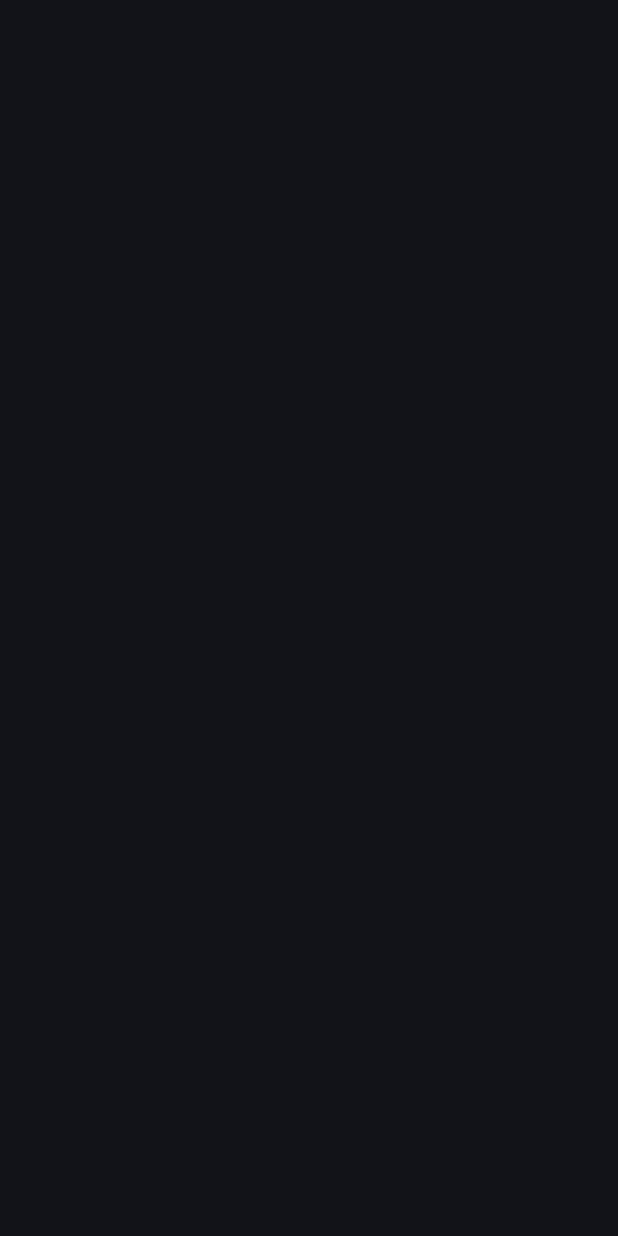
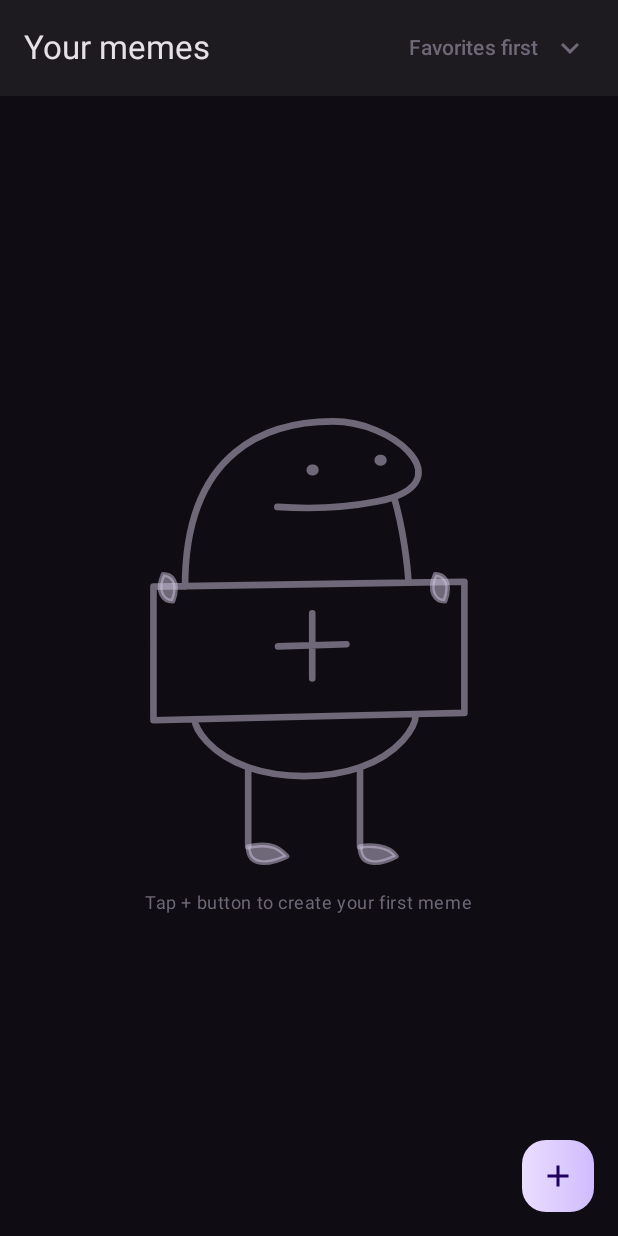
Before and after one commit to JesusHzC/master-meme, an Android app built with Jetpack Compose: the screen it shows after launch (MainActivity), on a phone screen of 412 x 824 dp. Before the commit the screen is empty. Run offline under Robolectric (Android 15) with nearby library versions, the phone set to English and light mode, and no system bars.

Commit message:
Ui Home Screen with empty data

```diff
--- a/app/src/main/java/com/jesushz/mastermeme/MainActivity.kt
+++ b/app/src/main/java/com/jesushz/mastermeme/MainActivity.kt
@@ -4,10 +4,6 @@ import android.os.Bundle
 import androidx.activity.ComponentActivity
 import androidx.activity.compose.setContent
 import androidx.activity.enableEdgeToEdge
-import androidx.compose.foundation.layout.fillMaxSize
-import androidx.compose.material3.MaterialTheme
-import androidx.compose.material3.Surface
-import androidx.compose.ui.Modifier
 import androidx.core.splashscreen.SplashScreen.Companion.installSplashScreen
 import androidx.navigation.compose.rememberNavController
 import com.jesushz.mastermeme.core.presentation.designsystem.theme.MasterMemeTheme
@@ -20,15 +16,9 @@ class MainActivity : ComponentActivity() {
         setContent {
             MasterMemeTheme {
                 val navController = rememberNavController()
-                Surface(
-                    modifier = Modifier
-                        .fillMaxSize(),
-                    color = MaterialTheme.colorScheme.background
-                ) {
-                    NavigationRoot(
-                        navController = navController
-                    )
-                }
+                NavigationRoot(
+                    navController = navController
+                )
             }
         }
     }
--- a/app/src/main/java/com/jesushz/mastermeme/MasterMemeApp.kt
+++ b/app/src/main/java/com/jesushz/mastermeme/MasterMemeApp.kt
@@ -1,6 +1,7 @@
 package com.jesushz.mastermeme
 
 import android.app.Application
+import com.jesushz.mastermeme.home.di.homeModule
 import org.koin.android.ext.koin.androidContext
 import org.koin.android.ext.koin.androidLogger
 import org.koin.core.context.startKoin
@@ -12,6 +13,7 @@ class MasterMemeApp: Application() {
         startKoin {
             androidLogger()
             androidContext(this@MasterMemeApp)
+            modules(homeModule)
         }
     }
 
--- /dev/null
+++ b/app/src/main/java/com/jesushz/mastermeme/core/presentation/designsystem/components/MasterMemeScaffold.kt
@@ -0,0 +1,54 @@
+package com.jesushz.mastermeme.core.presentation.designsystem.components
+
+import androidx.compose.foundation.background
+import androidx.compose.foundation.layout.PaddingValues
+import androidx.compose.material.icons.Icons
+import androidx.compose.material.icons.filled.Add
+import androidx.compose.material3.FabPosition
+import androidx.compose.material3.FloatingActionButtonDefaults
+import androidx.compose.material3.Icon
+import androidx.compose.material3.IconButton
+import androidx.compose.material3.IconButtonDefaults
+import androidx.compose.material3.MaterialTheme
+import androidx.compose.material3.Scaffold
+import androidx.compose.runtime.Composable
+import androidx.compose.ui.Modifier
+import androidx.compose.ui.res.stringResource
+import com.jesushz.mastermeme.R
+import com.jesushz.mastermeme.core.presentation.designsystem.theme.PrimaryGradient
+
+@Composable
+fun MasterMemeScaffold(
+    showFabButton: Boolean = false,
+    onFabButtonClick: () -> Unit = {},
+    topBar: @Composable () -> Unit = {},
+    content: @Composable (PaddingValues) -> Unit,
+) {
+    Scaffold(
+        topBar = topBar,
+        floatingActionButton = {
+            if (showFabButton) {
+                IconButton(
+                    onClick = onFabButtonClick,
+                    modifier = Modifier
+                        .background(
+                            brush = PrimaryGradient,
+                            shape = FloatingActionButtonDefaults.shape
+                        ),
+                    colors = IconButtonDefaults.iconButtonColors(
+                        contentColor = MaterialTheme.colorScheme.onPrimary
+                    )
+                ) {
+                    Icon(
+                        imageVector = Icons.Default.Add,
+                        contentDescription = stringResource(R.string.create_meme),
+                    )
+                }
+            }
+        },
+        floatingActionButtonPosition = FabPosition.End,
+        containerColor = MaterialTheme.colorScheme.background
+    ) { innerPadding ->
+        content(innerPadding)
+    }
+}
--- a/app/src/main/java/com/jesushz/mastermeme/core/presentation/designsystem/theme/Color.kt
+++ b/app/src/main/java/com/jesushz/mastermeme/core/presentation/designsystem/theme/Color.kt
@@ -1,10 +1,17 @@
 package com.jesushz.mastermeme.core.presentation.designsystem.theme
 
+import androidx.compose.ui.graphics.Brush
 import androidx.compose.ui.graphics.Color
 
 val Primary = Color(0xFFEADDFF)
 val OnPrimary = Color(0xFF21005D)
 val Background = Color(0xFF0F0D13)
-val OnBackground = Color(0xFFE6E0E9)
+val OnBackground = Color(0xFF6E6878)
 val Surface = Color(0xFF1D1B20)
 val OnSurface = Color(0xFFE6E0E9)
+
+val primaryGradientColors = listOf(
+    Color(0xFFEADDFF),
+    Color(0xFFD0BCFE),
+)
+val PrimaryGradient = Brush.horizontalGradient(primaryGradientColors)
--- a/app/src/main/java/com/jesushz/mastermeme/core/presentation/designsystem/theme/Theme.kt
+++ b/app/src/main/java/com/jesushz/mastermeme/core/presentation/designsystem/theme/Theme.kt
@@ -19,21 +19,10 @@ private val MasterMemeColorScheme = darkColorScheme(
 
 @Composable
 fun MasterMemeTheme(
-    darkTheme: Boolean = true,
-    // Dynamic color is available on Android 12+
-    dynamicColor: Boolean = true,
     content: @Composable () -> Unit
 ) {
-    val colorScheme = when {
-        dynamicColor && Build.VERSION.SDK_INT >= Build.VERSION_CODES.S -> {
-            val context = LocalContext.current
-            if (darkTheme) dynamicDarkColorScheme(context) else dynamicLightColorScheme(context)
-        }
-        else -> MasterMemeColorScheme
-    }
-
     MaterialTheme(
-        colorScheme = colorScheme,
+        colorScheme = MasterMemeColorScheme,
         typography = Typography,
         content = content
     )
--- /dev/null
+++ b/app/src/main/java/com/jesushz/mastermeme/home/data/models/DropdownOptions.kt
@@ -0,0 +1,6 @@
+package com.jesushz.mastermeme.home.data.models
+
+enum class DropdownMenu {
+    FAVORITES,
+    NEWEST,
+}
--- /dev/null
+++ b/app/src/main/java/com/jesushz/mastermeme/home/di/HomeModule.kt
@@ -0,0 +1,9 @@
+package com.jesushz.mastermeme.home.di
+
+import com.jesushz.mastermeme.home.presentation.HomeViewModel
+import org.koin.core.module.dsl.viewModelOf
+import org.koin.dsl.module
+
+val homeModule = module {
+    viewModelOf(::HomeViewModel)
+}
--- a/app/src/main/java/com/jesushz/mastermeme/home/presentation/HomScreen.kt
+++ b/app/src/main/java/com/jesushz/mastermeme/home/presentation/HomScreen.kt
@@ -1,19 +1,114 @@
 package com.jesushz.mastermeme.home.presentation
 
+import androidx.compose.foundation.Image
+import androidx.compose.foundation.layout.Box
+import androidx.compose.foundation.layout.Column
+import androidx.compose.foundation.layout.Spacer
+import androidx.compose.foundation.layout.fillMaxSize
+import androidx.compose.foundation.layout.height
+import androidx.compose.foundation.layout.padding
+import androidx.compose.material3.MaterialTheme
+import androidx.compose.material3.Text
 import androidx.compose.runtime.Composable
+import androidx.compose.runtime.getValue
+import androidx.compose.ui.Alignment
+import androidx.compose.ui.Modifier
+import androidx.compose.ui.layout.ContentScale
+import androidx.compose.ui.res.painterResource
+import androidx.compose.ui.res.stringResource
 import androidx.compose.ui.tooling.preview.Preview
+import androidx.compose.ui.unit.dp
+import androidx.lifecycle.compose.collectAsStateWithLifecycle
+import com.jesushz.mastermeme.R
+import com.jesushz.mastermeme.home.presentation.components.HomeTopBar
+import com.jesushz.mastermeme.core.presentation.designsystem.components.MasterMemeScaffold
+import com.jesushz.mastermeme.core.presentation.designsystem.theme.MasterMemeTheme
+import com.jesushz.mastermeme.home.presentation.components.HomeBottomSheet
+import org.koin.androidx.compose.koinViewModel
 
 @Composable
-fun HomeScreenRoot() {
-
+fun HomeScreenRoot(
+    viewModel: HomeViewModel = koinViewModel()
+) {
+    val state by viewModel.state.collectAsStateWithLifecycle()
+    HomeScreen(
+        state = state,
+        onAction = viewModel::onAction
+    )
 }
 
 @Composable
-private fun HomeScreen() {
+private fun HomeScreen(
+    state: HomeState,
+    onAction: (HomeAction) -> Unit
+) {
+    HomeBottomSheet(
+        showBottomSheet = state.showBottomSheet,
+        onDismissBottomSheet = {
+            onAction(HomeAction.OnDismissBottomSheet)
+        }
+    )
+    MasterMemeScaffold(
+        showFabButton = true,
+        onFabButtonClick = {
+            onAction(HomeAction.OnFabButtonClick)
+        },
+        topBar = {
+            HomeTopBar(
+                menuIsExpanded = state.dropdownIsExpanded,
+                menuSelected = state.menuSelected,
+                onDropdownMenuSelected = {
+                    onAction(HomeAction.OnDropDownMenuSelected(it))
+                },
+                onDropdownMenuExpanded = {
+                    onAction(HomeAction.OnDropdownMenuExpanded)
+                },
+                onDropdownMenuDismiss = {
+                    onAction(HomeAction.OnDropdownMenuDismiss)
+                },
+            )
+        }
+    ) { innerPadding ->
+        EmptyList(
+            modifier = Modifier
+                .fillMaxSize()
+                .padding(innerPadding)
+        )
+    }
+}
+
+@Composable
+private fun EmptyList(modifier: Modifier = Modifier) {
+    Box(
+        modifier = modifier,
+        contentAlignment = Alignment.Center
+    ) {
+        Column(
+            horizontalAlignment = Alignment.CenterHorizontally
+        ) {
+            Image(
+                painter = painterResource(id = R.drawable.empty_data),
+                contentDescription = null,
+                modifier = Modifier
+                    .height(300.dp),
+                contentScale = ContentScale.FillHeight
+            )
+            Spacer(modifier = Modifier.height(16.dp))
+            Text(
+                text = stringResource(R.string.tap_to_create_new_meme),
+                style = MaterialTheme.typography.bodySmall
+            )
+        }
+    }
 }
 
 @Preview
 @Composable
 private fun HomeScreenPreview() {
-    HomeScreen()
+    MasterMemeTheme {
+        HomeScreen(
+            state = HomeState(),
+            onAction = {}
+        )
+    }
 }
--- /dev/null
+++ b/app/src/main/java/com/jesushz/mastermeme/home/presentation/HomeAction.kt
@@ -0,0 +1,13 @@
+package com.jesushz.mastermeme.home.presentation
+
+import com.jesushz.mastermeme.home.data.models.DropdownMenu
+
+sealed interface HomeAction {
+
+    data object OnFabButtonClick: HomeAction
+    data object OnDismissBottomSheet: HomeAction
+    data class OnDropDownMenuSelected(val menu: DropdownMenu): HomeAction
+    data object OnDropdownMenuExpanded: HomeAction
+    data object OnDropdownMenuDismiss: HomeAction
+
+}
--- /dev/null
+++ b/app/src/main/java/com/jesushz/mastermeme/home/presentation/HomeState.kt
@@ -0,0 +1,10 @@
+package com.jesushz.mastermeme.home.presentation
+
+import com.jesushz.mastermeme.home.data.models.DropdownMenu
+
+data class HomeState(
+    val showBottomSheet: Boolean = false,
+    val dropdownIsExpanded: Boolean = false,
+    val menuSelected: DropdownMenu = DropdownMenu.FAVORITES,
+
+)
--- /dev/null
+++ b/app/src/main/java/com/jesushz/mastermeme/home/presentation/HomeViewModel.kt
@@ -0,0 +1,63 @@
+package com.jesushz.mastermeme.home.presentation
+
+import androidx.lifecycle.ViewModel
+import com.jesushz.mastermeme.home.data.models.DropdownMenu
+import kotlinx.coroutines.flow.MutableStateFlow
+import kotlinx.coroutines.flow.asStateFlow
+import kotlinx.coroutines.flow.update
+
+class HomeViewModel: ViewModel() {
+
+    private val _state = MutableStateFlow(HomeState())
+    val state = _state.asStateFlow()
+
+    fun onAction(action: HomeAction) {
+        when (action) {
+            HomeAction.OnFabButtonClick -> {
+                _state.update {
+                    it.copy(
+                        showBottomSheet = true
+                    )
+                }
+            }
+            HomeAction.OnDismissBottomSheet -> {
+                _state.update {
+                    it.copy(
+                        showBottomSheet = false
+                    )
+                }
+            }
+            is HomeAction.OnDropDownMenuSelected -> {
+                _state.update {
+                    it.copy(
+                        dropdownIsExpanded = false,
+                        menuSelected = action.menu
+                    )
+                }
+                when (action.menu) {
+                    DropdownMenu.FAVORITES -> {
+                        // TODO()
+                    }
+                    DropdownMenu.NEWEST -> {
+                        // TODO()
+                    }
+                }
+            }
+            HomeAction.OnDropdownMenuDismiss -> {
+                _state.update {
+                    it.copy(
+                        dropdownIsExpanded = false
+                    )
+                }
+            }
+            HomeAction.OnDropdownMenuExpanded -> {
+                _state.update {
+                    it.copy(
+                        dropdownIsExpanded = true
+                    )
+                }
+            }
+        }
+    }
+
+}
--- /dev/null
+++ b/app/src/main/java/com/jesushz/mastermeme/home/presentation/components/HomeBottomSheet.kt
@@ -0,0 +1,27 @@
+@file:OptIn(ExperimentalMaterial3Api::class)
+
+package com.jesushz.mastermeme.home.presentation.components
+
+import androidx.compose.material3.ExperimentalMaterial3Api
+import androidx.compose.material3.ModalBottomSheet
+import androidx.compose.material3.rememberModalBottomSheetState
+import androidx.compose.runtime.Composable
+import androidx.compose.runtime.rememberCoroutineScope
+
+@Composable
+fun HomeBottomSheet(
+    showBottomSheet: Boolean,
+    onDismissBottomSheet: () -> Unit,
+) {
+    val sheetState = rememberModalBottomSheetState()
+    val scope = rememberCoroutineScope()
+
+    if (showBottomSheet) {
+        ModalBottomSheet(
+            onDismissRequest = onDismissBottomSheet,
+            sheetState = sheetState
+        ) {
+
+        }
+    }
+}
--- /dev/null
+++ b/app/src/main/java/com/jesushz/mastermeme/home/presentation/components/HomeTopBar.kt
@@ -0,0 +1,113 @@
+@file:OptIn(ExperimentalMaterial3Api::class)
+
+package com.jesushz.mastermeme.home.presentation.components
+
+import androidx.compose.foundation.clickable
+import androidx.compose.foundation.layout.Arrangement
+import androidx.compose.foundation.layout.Box
+import androidx.compose.foundation.layout.Row
+import androidx.compose.foundation.layout.Spacer
+import androidx.compose.foundation.layout.padding
+import androidx.compose.foundation.layout.width
+import androidx.compose.material.icons.Icons
+import androidx.compose.material.icons.filled.KeyboardArrowDown
+import androidx.compose.material3.DropdownMenu
+import androidx.compose.material3.DropdownMenuItem
+import androidx.compose.material3.ExperimentalMaterial3Api
+import androidx.compose.material3.Icon
+import androidx.compose.material3.MaterialTheme
+import androidx.compose.material3.Text
+import androidx.compose.material3.TopAppBar
+import androidx.compose.material3.TopAppBarDefaults
+import androidx.compose.runtime.Composable
+import androidx.compose.runtime.getValue
+import androidx.compose.runtime.mutableIntStateOf
+import androidx.compose.runtime.remember
+import androidx.compose.runtime.setValue
+import androidx.compose.ui.Alignment
+import androidx.compose.ui.Modifier
+import androidx.compose.ui.layout.onSizeChanged
+import androidx.compose.ui.platform.LocalDensity
+import androidx.compose.ui.res.stringResource
+import androidx.compose.ui.unit.dp
+import com.jesushz.mastermeme.R
+import com.jesushz.mastermeme.home.data.models.DropdownMenu
+import kotlin.math.max
+
+@Composable
+fun HomeTopBar(
+    menuIsExpanded: Boolean = false,
+    menuSelected: DropdownMenu,
+    onDropdownMenuSelected: (DropdownMenu) -> Unit,
+    onDropdownMenuExpanded: () -> Unit,
+    onDropdownMenuDismiss: () -> Unit
+) {
+    var menuMaxWidth by remember {
+        mutableIntStateOf(0)
+    }
+    val menuMaxWidthDp = with(LocalDensity.current) { menuMaxWidth.toDp() }
+
+    TopAppBar(
+        colors = TopAppBarDefaults.topAppBarColors(
+            containerColor = MaterialTheme.colorScheme.surface
+        ),
+        title = {
+            Text(
+                text = stringResource(R.string.your_memes),
+                style = MaterialTheme.typography.titleLarge
+            )
+        },
+        actions = {
+            Box(
+                modifier = Modifier.padding(16.dp)
+            ) {
+                Row(
+                    verticalAlignment = Alignment.CenterVertically,
+                    horizontalArrangement = Arrangement.Center,
+                    modifier = Modifier
+                        .clickable { onDropdownMenuExpanded() }
+                        .onSizeChanged { size ->
+                            menuMaxWidth = max(menuMaxWidth, size.width)
+                        }
+                ) {
+                    Text(
+                        text = when (menuSelected) {
+                            DropdownMenu.FAVORITES -> stringResource(R.string.favorites_first)
+                            DropdownMenu.NEWEST -> stringResource(R.string.newest_first)
+                        },
+                        style = MaterialTheme.typography.titleSmall,
+                        color = MaterialTheme.colorScheme.onBackground
+                    )
+                    Spacer(modifier = Modifier.width(8.dp))
+                    Icon(
+                        imageVector = Icons.Default.KeyboardArrowDown,
+                        contentDescription = null,
+                        tint = MaterialTheme.colorScheme.onBackground
+                    )
+                }
+                DropdownMenu(
+                    expanded = menuIsExpanded,
+                    onDismissRequest = onDropdownMenuDismiss,
+                    modifier = Modifier.width(menuMaxWidthDp)
+                ) {
+                    DropdownMenu.entries.forEach { option ->
+                        DropdownMenuItem(
+                            text = {
+                                Text(
+                                    text = when (option) {
+                                        DropdownMenu.FAVORITES -> stringResource(R.string.favorites_first)
+                                        DropdownMenu.NEWEST -> stringResource(R.string.newest_first)
+                                    },
+                                    style = MaterialTheme.typography.titleSmall
+                                )
+                            },
+                            onClick = {
+                                onDropdownMenuSelected(option)
+                            }
+                        )
+                    }
+                }
+            }
+        }
+    )
+}
--- /dev/null
+++ b/app/src/main/res/drawable/empty_data.xml
@@ -0,0 +1,57 @@
+<vector xmlns:android="http://schemas.android.com/apk/res/android"
+    android:width="145dp"
+    android:height="204dp"
+    android:viewportWidth="145"
+    android:viewportHeight="204">
+  <path
+      android:pathData="M16.34,76.89C16.34,14.11 54.88,2 83.51,2C110.01,2 138.4,26.53 111.04,36.29M58.18,40.75C71.37,41.71 87.22,41.48 103.33,38.34C106.29,37.77 108.85,37.08 111.04,36.29M20.74,137.02L2.02,137.46V76.89L117.65,75.08M20.74,137.02L120.96,134.67M20.74,137.02C20.74,141.3 27.58,152.76 44.97,158.85M120.96,134.67L142.98,134.15V74.68L117.65,75.08M120.96,134.67C120.96,140.61 113.49,152.63 95.66,158.85M44.97,158.85C51.74,161.23 60.11,162.79 70.3,162.79C80.4,162.79 88.79,161.25 95.66,158.85M44.97,158.85V194.72M95.66,158.85V194.72M111.04,36.29C115.45,51.15 117.29,68.34 117.65,75.08M74,89V118.5M58.5,104L89.5,103"
+      android:strokeAlpha="0.5"
+      android:strokeLineJoin="round"
+      android:strokeWidth="2.9992"
+      android:fillColor="#00000000"
+      android:strokeColor="#CCC2DC"
+      android:fillAlpha="0.5"
+      android:strokeLineCap="round"/>
+  <path
+      android:pathData="M44.97,194.72C55.98,192.52 59.28,195.82 62.59,199.13C56.72,202.06 44.97,205.29 44.97,194.72Z"
+      android:strokeAlpha="0.5"
+      android:strokeLineJoin="round"
+      android:strokeWidth="2.20253"
+      android:fillColor="#CCC2DC"
+      android:strokeColor="#CCC2DC"
+      android:fillAlpha="0.5"/>
+  <path
+      android:pathData="M95.66,194.72C99.68,193.99 108.62,193.84 112.14,199.13C106.65,202.06 95.66,205.29 95.66,194.72Z"
+      android:strokeAlpha="0.5"
+      android:strokeLineJoin="round"
+      android:strokeWidth="2.20253"
+      android:fillColor="#CCC2DC"
+      android:strokeColor="#CCC2DC"
+      android:fillAlpha="0.5"/>
+  <path
+      android:pathData="M134.17,83.49C129.77,83.49 126.46,79.09 129.77,71.38C132.7,71.38 137.7,73.8 134.17,83.49Z"
+      android:strokeAlpha="0.5"
+      android:strokeLineJoin="round"
+      android:strokeWidth="2.20253"
+      android:fillColor="#CCC2DC"
+      android:strokeColor="#CCC2DC"
+      android:fillAlpha="0.5"/>
+  <path
+      android:pathData="M10.83,83.49C6.42,83.49 3.12,79.09 6.42,71.38C9.36,71.38 14.35,73.8 10.83,83.49Z"
+      android:strokeAlpha="0.5"
+      android:strokeLineJoin="round"
+      android:strokeWidth="2.20253"
+      android:fillColor="#CCC2DC"
+      android:strokeColor="#CCC2DC"
+      android:fillAlpha="0.5"/>
+  <path
+      android:pathData="M71.4,24.03C71.4,20.72 76.9,20.72 76.9,24.03C76.9,27.33 71.4,27.33 71.4,24.03Z"
+      android:strokeAlpha="0.5"
+      android:fillColor="#CCC2DC"
+      android:fillAlpha="0.5"/>
+  <path
+      android:pathData="M102.23,19.62C102.23,16.32 107.74,16.32 107.74,19.62C107.74,22.92 102.23,22.92 102.23,19.62Z"
+      android:strokeAlpha="0.5"
+      android:fillColor="#CCC2DC"
+      android:fillAlpha="0.5"/>
+</vector>
--- a/app/src/main/res/values/strings.xml
+++ b/app/src/main/res/values/strings.xml
@@ -1,3 +1,8 @@
 <resources>
     <string name="app_name">Master Meme</string>
+    <string name="create_meme">Create meme</string>
+    <string name="tap_to_create_new_meme">Tap + button to create your first meme</string>
+    <string name="favorites_first">Favorites first</string>
+    <string name="newest_first">Newest first</string>
+    <string name="your_memes">Your memes</string>
 </resources>
```
